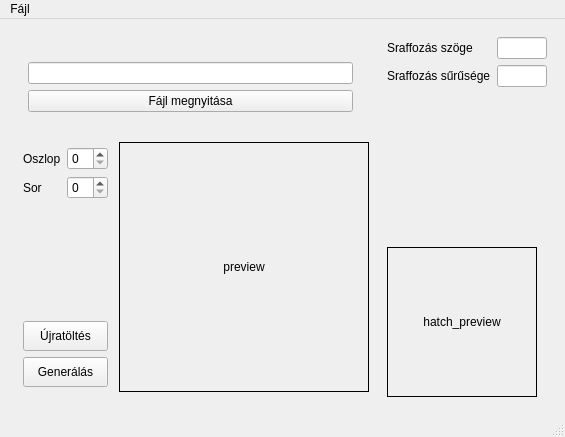
This is ui/res/layout/main.ui in puskapeti/DataMatrixWizard as Qt 5 draws it before an edit. The edited form follows.
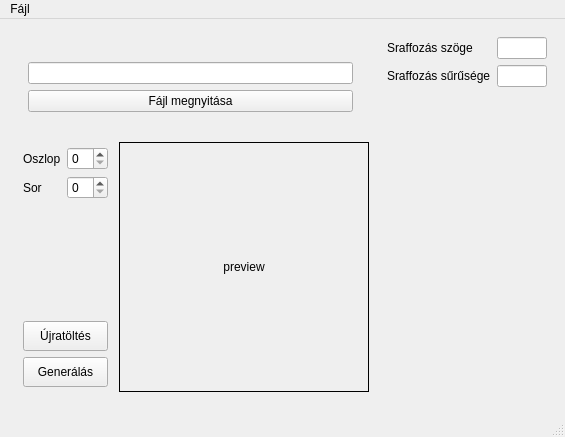
This is the edited form.

Commit message: Added settings for hatch density and angle

Patch:
```diff
--- a/ui/res/layout/main.ui
+++ b/ui/res/layout/main.ui
@@ -213,37 +213,6 @@
          </item>
         </layout>
        </item>
-       <item>
-        <widget class="QLabel" name="label_hatch_preview">
-         <property name="sizePolicy">
-          <sizepolicy hsizetype="Maximum" vsizetype="Maximum">
-           <horstretch>0</horstretch>
-           <verstretch>0</verstretch>
-          </sizepolicy>
-         </property>
-         <property name="minimumSize">
-          <size>
-           <width>150</width>
-           <height>150</height>
-          </size>
-         </property>
-         <property name="maximumSize">
-          <size>
-           <width>150</width>
-           <height>150</height>
-          </size>
-         </property>
-         <property name="frameShape">
-          <enum>QFrame::Box</enum>
-         </property>
-         <property name="text">
-          <string>hatch_preview</string>
-         </property>
-         <property name="alignment">
-          <set>Qt::AlignCenter</set>
-         </property>
-        </widget>
-       </item>
       </layout>
      </widget>
     </item>
```
The commit also changes 3 other files.
